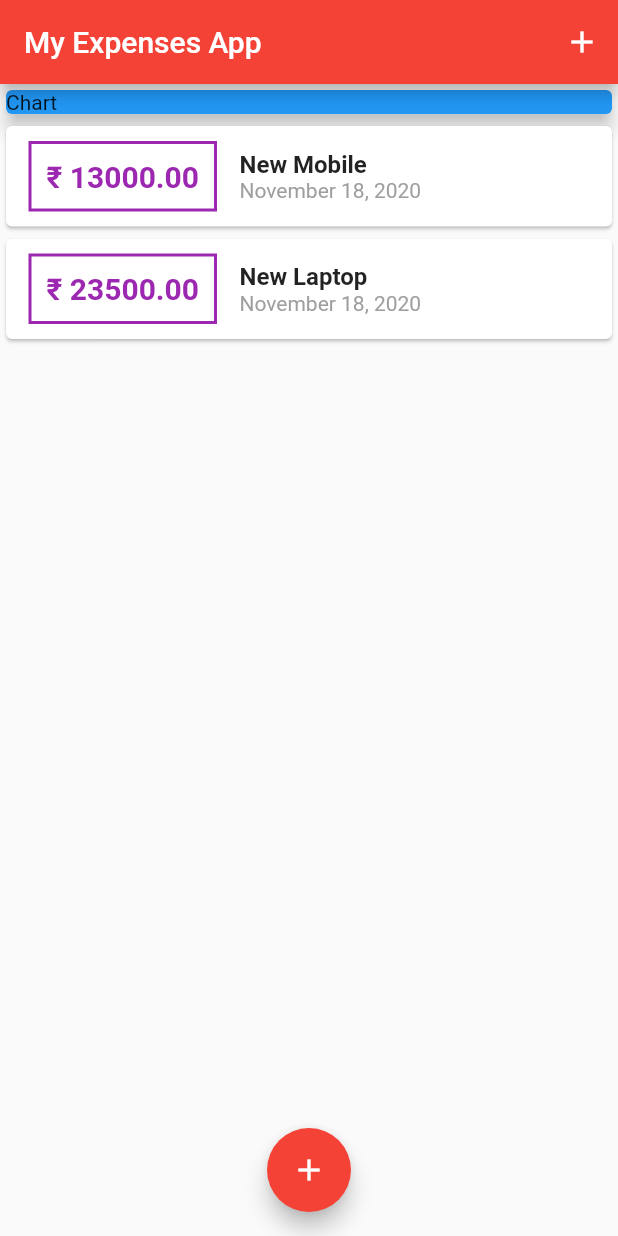
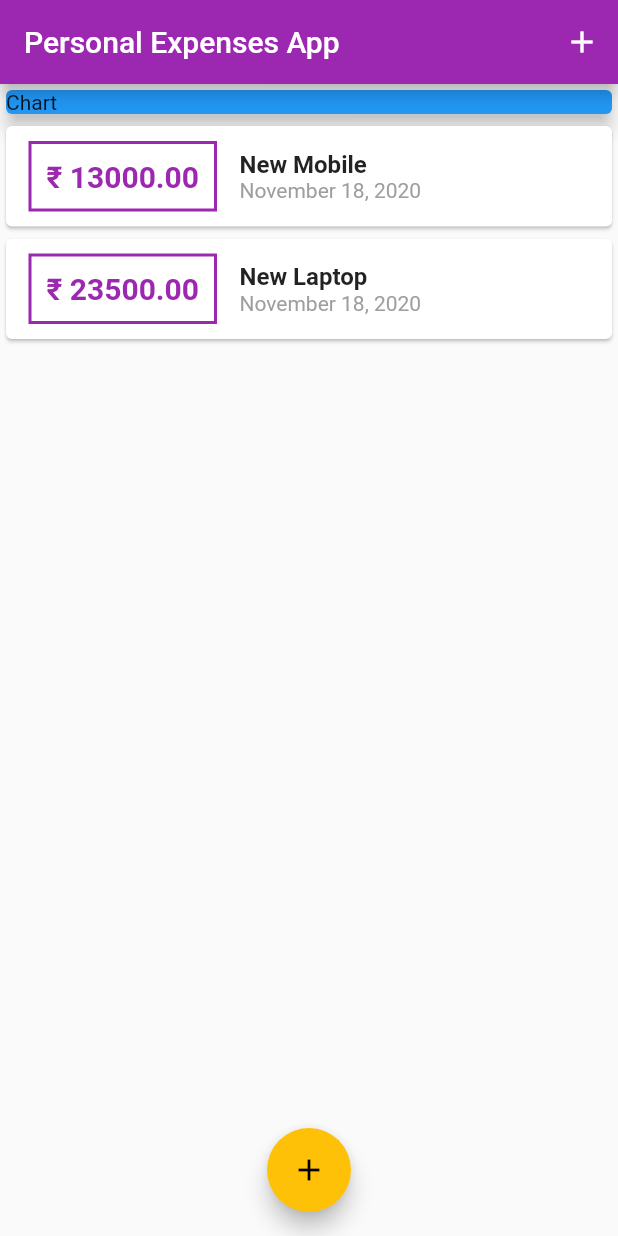
Before and after one commit to aryankush25/flutter_expenses_app, a Flutter app: the screen it shows after launch, on a phone screen of 412 x 824 dp. Run offline on Flutter 3.47's test engine with Material 2 defaults, Android fonts, the phone set to English and light mode, and no system bars.

Commit message:
Theme added

```diff
--- a/lib/main.dart
+++ b/lib/main.dart
@@ -12,9 +12,10 @@ class MyApp extends StatelessWidget {
   @override
   Widget build(BuildContext context) {
     return MaterialApp(
-      title: 'Flutter Demo',
+      title: 'Personal Expenses App',
       theme: ThemeData(
-        primarySwatch: Colors.red,
+        primarySwatch: Colors.purple,
+        accentColor: Colors.amber,
       ),
       home: MyHomePage(),
     );
@@ -68,7 +69,7 @@ class _MyHomePageState extends State<MyHomePage> {
   Widget build(BuildContext context) {
     return Scaffold(
       appBar: AppBar(
-        title: Text('My Expenses App'),
+        title: Text('Personal Expenses App'),
         actions: <Widget>[
           IconButton(
             icon: Icon(Icons.add),
--- a/lib/widgets/new_transaction.dart
+++ b/lib/widgets/new_transaction.dart
@@ -22,6 +22,8 @@ class _NewTransactionState extends State<NewTransaction> {
     }
 
     widget.addTx(enteredTitle, enteredAmount);
+
+    Navigator.of(context).pop();
   }
 
   @override
--- a/lib/widgets/transaction_list.dart
+++ b/lib/widgets/transaction_list.dart
@@ -25,15 +25,16 @@ class TransactionList extends StatelessWidget {
                   padding: EdgeInsets.all(10),
                   decoration: BoxDecoration(
                       border: Border.all(
-                    color: Colors.purple,
+                    color: Theme.of(context).primaryColor,
                     width: 2,
                   )),
                   child: Text(
                     '\₹ ${transactions[index].amount.toStringAsFixed(2)}',
                     style: TextStyle(
-                        fontWeight: FontWeight.bold,
-                        fontSize: 20,
-                        color: Colors.purple),
+                      fontWeight: FontWeight.bold,
+                      fontSize: 20,
+                      color: Theme.of(context).primaryColor,
+                    ),
                   ),
                 ),
                 Column(
```
